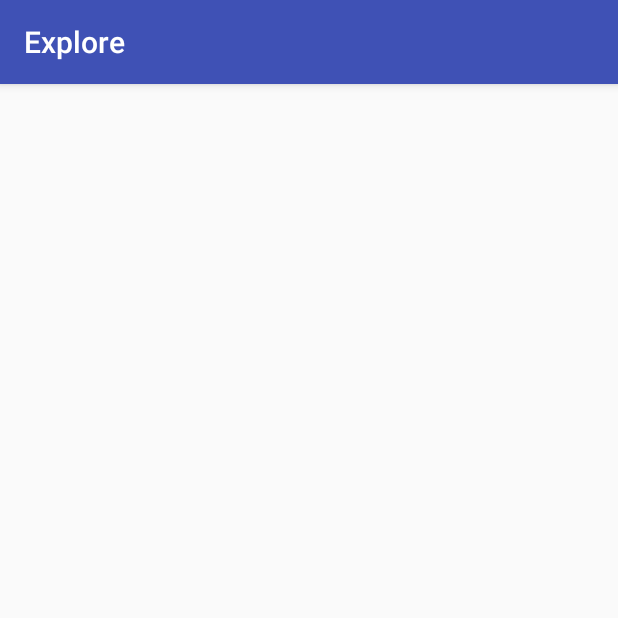
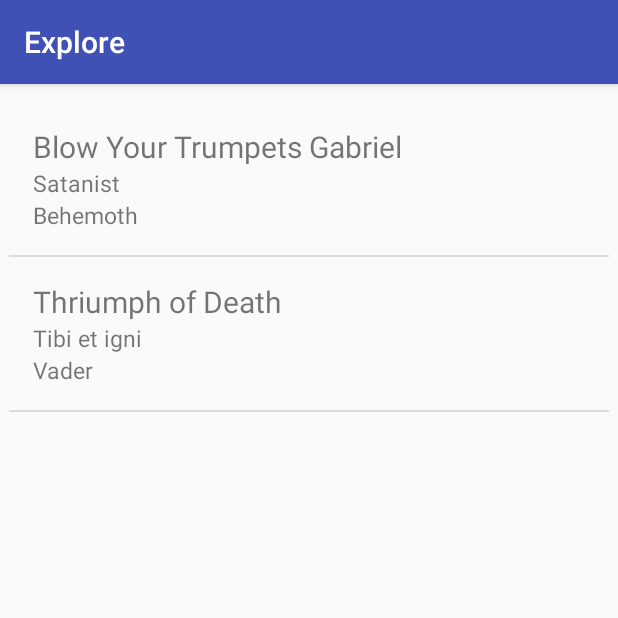
Before and after one commit to janiraiski/MusicalStructure, an Android app: the ExploreActivity screen opened directly, with no data from a screen before it, on a phone screen of 412 x 824 dp, the top half of it. Run offline under Robolectric (Android 15) with nearby library versions, the phone set to English and light mode, and no system bars.

Commit message:
Big changes

```diff
--- a/app/src/main/java/com/example/raiski/musicalstructure/ExploreActivity.java
+++ b/app/src/main/java/com/example/raiski/musicalstructure/ExploreActivity.java
@@ -2,6 +2,7 @@ package com.example.raiski.musicalstructure;
 
 import android.os.Bundle;
 import android.support.v7.app.AppCompatActivity;
+import android.widget.ListView;
 
 import java.util.ArrayList;
 
@@ -14,9 +15,28 @@ public class ExploreActivity extends AppCompatActivity {
 
 		ArrayList<Music> musics =  new ArrayList<Music>();
 
-		musics.add(new Music("Behemoth", "Chant for Ezkaton 2000 E.V.", "Ezkaton"));
-		musics.add(new Music("Behemoth", "Blow Your Trumpets Gabriel", "Satanist"));
-		musics.add(new Music("Vader", "Thriumph of Death", "Tibi et igni"));
+		musics.add(new Music("Behemoth", "Blow Your Trumpets Gabriel", "Satanist",
+				"Nergal (Holocausto) and Baal Ravenlock (Sodomizer) initially called their" +
+						" band Baphomet, but quickly changed the name to Behemoth due to there being" +
+						" too many other bands with that name at that time.\n" +
+						"\n" +
+						"Krzysztof Azarewicz wrote many of the lyrics on the following albums: " +
+						"Satanica, Thelema.6, Zos Kia Cultus, Conjuration, Demigod, The Apostasy, " +
+						"and Evangelion.\n"));
+		musics.add(new Music("Vader", "Thriumph of Death", "Tibi et igni",
+				"Formed around 1983. Started off as a heavy/speed metal band. They started" +
+						" achieving popularity in the Polish metal scene after the first Metalmania" +
+						" edition show in 1986. After going through a number of line-up and music" +
+						" direction changes, in 1987 they eventually embraced a death metal sound" +
+						" with reminiscences of thrash."));
+
+		MusicAdapter adapter = new MusicAdapter(this, musics);
+
+		ListView listView = (ListView) findViewById(R.id.list);
+
+		listView.setAdapter(adapter);
+
+
 
 	}
 
--- a/app/src/main/java/com/example/raiski/musicalstructure/InfoActivity.java
+++ b/app/src/main/java/com/example/raiski/musicalstructure/InfoActivity.java
@@ -2,6 +2,7 @@ package com.example.raiski.musicalstructure;
 
 import android.os.Bundle;
 import android.support.v7.app.AppCompatActivity;
+import android.widget.TextView;
 
 
 public class InfoActivity extends AppCompatActivity{
@@ -10,6 +11,11 @@ public class InfoActivity extends AppCompatActivity{
 	protected void onCreate(Bundle savedInstanceState) {
 		super.onCreate(savedInstanceState);
 		setContentView(R.layout.activity_info);
+
+		TextView artistName = findViewById(R.id.artist_name_info);
+		TextView artistInfo = findViewById(R.id.artist_info);
+
+
 	}
 
 }
--- a/app/src/main/java/com/example/raiski/musicalstructure/Music.java
+++ b/app/src/main/java/com/example/raiski/musicalstructure/Music.java
@@ -6,11 +6,13 @@ public class Music {
 	private String mArtist;
 	private String mSong;
 	private String mAlbum;
+	private String mArtistInfo;
 
-	public Music(String artist, String song, String album) {
+	public Music(String artist, String song, String album, String artistInfo) {
 		mArtist = artist;
 		mAlbum = album;
 		mSong = song;
+		mArtistInfo = artistInfo;
 	}
 
 	public String getArtist() {
@@ -25,4 +27,8 @@ public class Music {
 		return mAlbum;
 	}
 
+	public String getArtistInfo() {
+		return mArtistInfo;
+	}
+
 }
--- /dev/null
+++ b/app/src/main/java/com/example/raiski/musicalstructure/MusicAdapter.java
@@ -0,0 +1,58 @@
+package com.example.raiski.musicalstructure;
+
+
+import android.app.Activity;
+import android.support.annotation.NonNull;
+import android.support.annotation.Nullable;
+import android.view.LayoutInflater;
+import android.view.View;
+import android.view.ViewGroup;
+import android.widget.ArrayAdapter;
+import android.widget.TextView;
+
+import java.util.ArrayList;
+
+public class MusicAdapter extends ArrayAdapter<Music>{
+
+	public MusicAdapter(Activity context, ArrayList<Music> musics) {
+		super(context, 0, musics);
+	}
+
+	@NonNull
+	@Override
+	public View getView(int position, @Nullable View convertView, @NonNull ViewGroup parent) {
+		View listItemView = convertView;
+		if (listItemView == null) {
+			listItemView = LayoutInflater.from(getContext()).inflate(
+					R.layout.list_item, parent, false);
+		}
+
+
+		Music currentMusic = getItem(position);
+
+
+		TextView songNameTextView = (TextView) listItemView.findViewById(R.id.song_name_text_view);
+
+		songNameTextView.setText(currentMusic.getSong());
+
+
+		TextView albumNameTextView = (TextView) listItemView.findViewById(R.id.album_name_text_view);
+
+		albumNameTextView.setText(currentMusic.getAlbum());
+
+
+		TextView artistNameTextView = (TextView) listItemView.findViewById(R.id.artist_name_text_view);
+
+		artistNameTextView.setText(currentMusic.getArtist());
+
+		/*// Find the ImageView in the list_item.xml layout with the ID list_item_icon
+		ImageView iconView = (ImageView) listItemView.findViewById(R.id.list_item_icon);
+		// Get the image resource ID from the current AndroidFlavor object and
+		// set the image to iconView
+		iconView.setImageResource(Word.getImageResourceId());*/
+
+		return listItemView;
+
+	}
+
+}
--- a/app/src/main/res/layout/activity_explore.xml
+++ b/app/src/main/res/layout/activity_explore.xml
@@ -1,6 +1,7 @@
 <?xml version="1.0" encoding="utf-8"?>
 <ListView xmlns:android="http://schemas.android.com/apk/res/android"
     xmlns:tools="http://schemas.android.com/tools"
+    android:id="@+id/list"
     android:layout_width="match_parent"
     android:layout_height="match_parent"
     android:orientation="vertical"
--- /dev/null
+++ b/app/src/main/res/layout/list_item.xml
@@ -0,0 +1,31 @@
+<?xml version="1.0" encoding="utf-8"?>
+<LinearLayout xmlns:android="http://schemas.android.com/apk/res/android"
+    xmlns:tools="http://schemas.android.com/tools"
+    android:id="@+id/default_list_item"
+    android:layout_width="match_parent"
+    android:layout_height="match_parent"
+    android:orientation="vertical"
+    android:padding="16dp">
+
+    <TextView
+        android:id="@+id/song_name_text_view"
+        android:layout_width="wrap_content"
+        android:layout_height="wrap_content"
+        android:textSize="20sp"
+        tools:text="Song name" />
+
+    <TextView
+        android:id="@+id/album_name_text_view"
+        android:layout_width="wrap_content"
+        android:layout_height="wrap_content"
+        android:textSize="15sp"
+        tools:text="Album name" />
+
+    <TextView
+        android:id="@+id/artist_name_text_view"
+        android:layout_width="wrap_content"
+        android:layout_height="wrap_content"
+        android:textSize="15sp"
+        tools:text="Artist name" />
+
+</LinearLayout>
--- a/app/src/main/res/values/dimens.xml
+++ b/app/src/main/res/values/dimens.xml
@@ -1,5 +1,5 @@
 <?xml version="1.0" encoding="utf-8"?>
 <resources>
     <dimen name="activity_vertical_margin">12dp</dimen>
-    <dimen name="activity_horizontal_margin">4dp</dimen>
+    <dimen name="activity_horizontal_margin">6dp</dimen>
 </resources>
```
Also changed, not shown: app/src/main/java/com/example/raiski/musicalstructure/MainActivity.java (+17 -0 lines), app/src/main/java/com/example/raiski/musicalstructure/MusicArrayList.java (added, +11 -0 lines), app/src/main/res/layout/activity_info.xml (+21 -2 lines), app/src/main/res/layout/activity_main.xml (+8 -5 lines).
